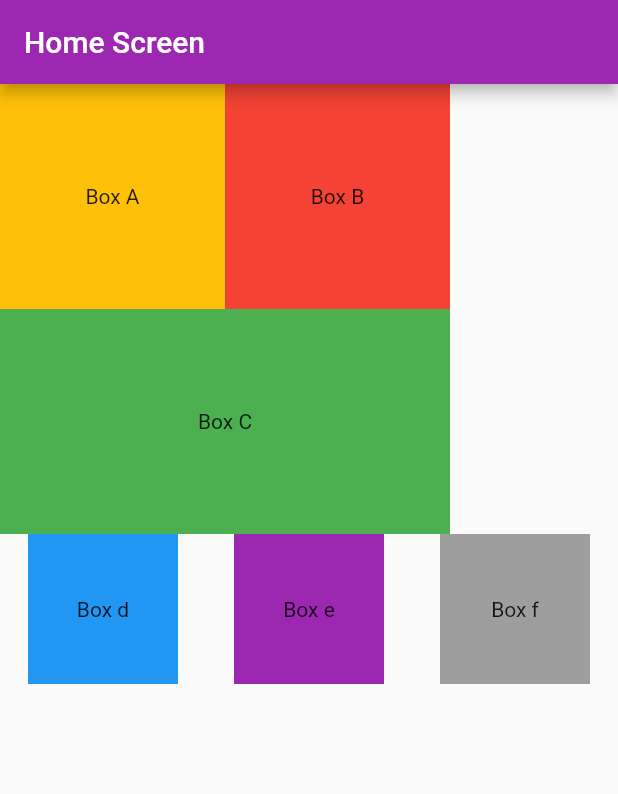
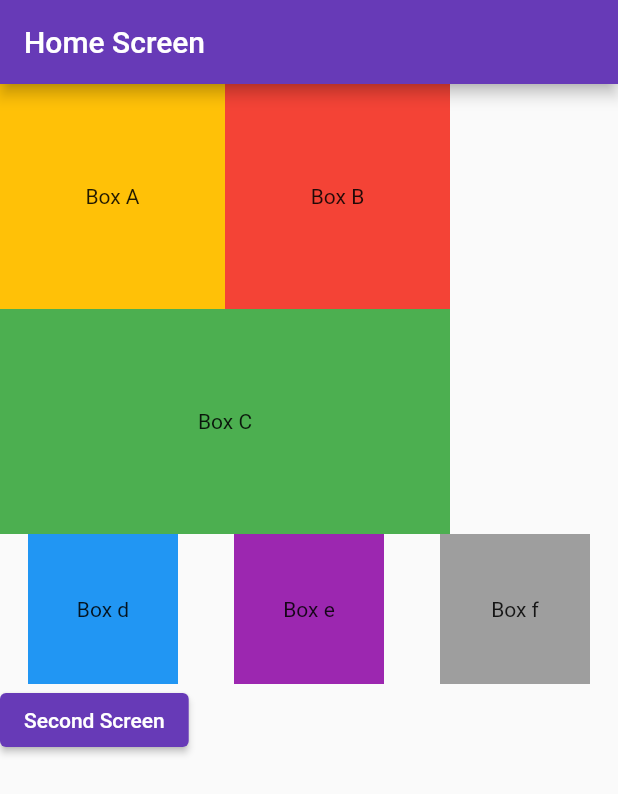
Before and after one commit to saypadith/flutter_class_2nd_semester_2022, a Flutter app: the screen it shows after launch, on a phone screen of 412 x 824 dp. Shown: the top 794 px of the screen. Run offline on Flutter 3.47's test engine with Material 2 defaults, Android fonts, the phone set to English and light mode, and no system bars.

```diff
--- a/lib/home_screen.dart
+++ b/lib/home_screen.dart
@@ -1,4 +1,5 @@
 import 'package:flutter/material.dart';
+import 'package:flutter_ceit/screens/second_screen.dart';
 
 class HomeScreen extends StatelessWidget {
   const HomeScreen({super.key});
@@ -7,7 +8,7 @@ class HomeScreen extends StatelessWidget {
   Widget build(BuildContext context) {
     return Scaffold(
       appBar: AppBar(
-        title: Text("Home Screen"),
+        title: const Text("Home Screen"),
       ),
       body: Column(
         crossAxisAlignment: CrossAxisAlignment.start,
@@ -18,7 +19,7 @@ class HomeScreen extends StatelessWidget {
                 width: 150,
                 height: 150,
                 color: Colors.amber,
-                child: Center(
+                child: const Center(
                   child: Text("Box A"),
                 ),
               ),
@@ -26,7 +27,7 @@ class HomeScreen extends StatelessWidget {
                 width: 150,
                 height: 150,
                 color: Colors.red,
-                child: Center(
+                child: const Center(
                   child: Text("Box B"),
                 ),
               ),
@@ -36,7 +37,7 @@ class HomeScreen extends StatelessWidget {
             width: 300,
             height: 150,
             color: Colors.green,
-            child: Center(
+            child: const Center(
               child: Text("Box C"),
             ),
           ),
@@ -48,7 +49,7 @@ class HomeScreen extends StatelessWidget {
                 width: 100,
                 height: 100,
                 color: Colors.blue,
-                child: Center(
+                child: const Center(
                   child: Text("Box d"),
                 ),
               ),
@@ -56,7 +57,7 @@ class HomeScreen extends StatelessWidget {
                 width: 100,
                 height: 100,
                 color: Colors.purple,
-                child: Center(
+                child: const Center(
                   child: Text("Box e"),
                 ),
               ),
@@ -64,11 +65,22 @@ class HomeScreen extends StatelessWidget {
                 width: 100,
                 height: 100,
                 color: Colors.grey,
-                child: Center(
+                child: const Center(
                   child: Text("Box f"),
                 ),
               ),
             ],
+          ),
+          ElevatedButton(
+            onPressed: () {
+              Navigator.push(
+                context,
+                MaterialPageRoute(
+                  builder: (context) => const SecondScreen(),
+                ),
+              );
+            },
+            child: const Text("Second Screen"),
           ),
         ],
       ),
--- a/lib/main.dart
+++ b/lib/main.dart
@@ -15,7 +15,7 @@ class MyApp extends StatelessWidget {
       title: 'Flutter Demo',
       debugShowCheckedModeBanner: false,
       theme: ThemeData(
-        primarySwatch: Colors.purple,
+        primarySwatch: Colors.deepPurple,
       ),
       home: HomeScreen(),
     );
```
Also changed, not shown: lib/screens/second_screen.dart (added, +53 -0 lines).
